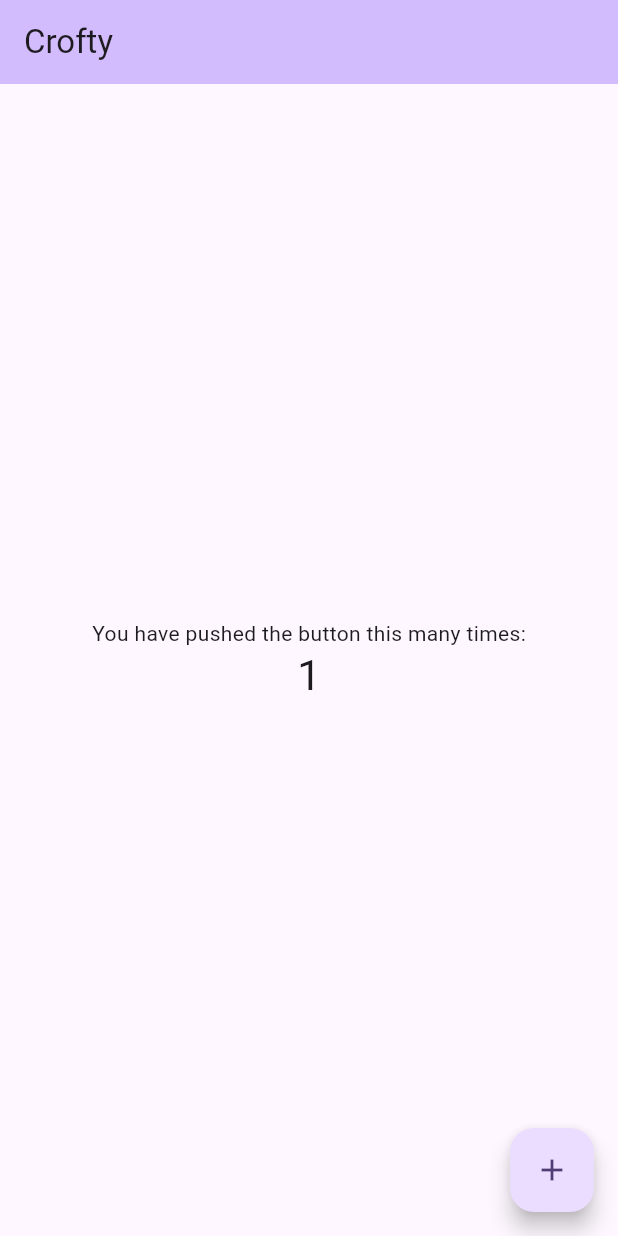
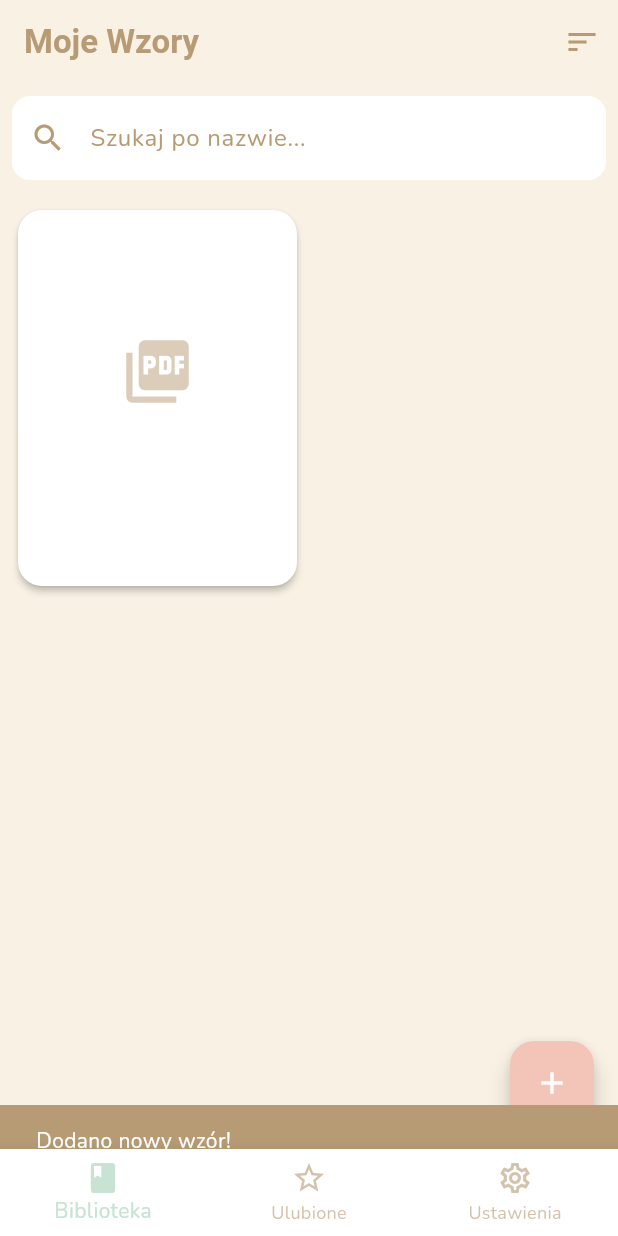
Before and after one commit to Deequey/Splotka, a Flutter app: the screen it shows after launch, after a tap on the "add" icon, on a phone screen of 412 x 824 dp. Run offline on Flutter 3.47's test engine with Material 3 defaults, Android fonts, the phone set to English and light mode, and no system bars; our stand-ins replace flutter_riverpod, google_fonts, hive, hive_flutter; missing offline and left inert: file_selector; accounts and stored records are empty.

Commit message:
feat: Implement PDF import and basic app structure
This commit introduces the core functionality for importing PDF patterns and sets up the basic application structure.

Key changes:
- **PDF Handling:** A `FileService` is added to handle picking PDF files from the device storage. Selected files are copied into the application's documents directory with a unique ID.
- **Data Model:** The `PatternModel` is updated to use a required `id` and includes a helper to clean up the filename for the `customName`.
- **State Management:** Riverpod is introduced for state management with a `patternProvider` to manage the list of patterns.
- **UI Structure:**
    - The main application entry point is refactored to use a `BottomNavigationBar` with three main screens: Library, Favorites, and Settings.
    - The `LibraryScreen` is created to display a grid of imported patterns and includes a floating action button to trigger the PDF import.
    - Placeholder screens for `Favorites` and `Details` are added.
- **Dependencies:** The `uuid` package is added to generate unique identifiers for new patterns.
- **Persistence Setup:** Hive is initialized to prepare for local database storage of pattern metadata.

```diff
--- a/lib/core/models/pattern_model.dart
+++ b/lib/core/models/pattern_model.dart
@@ -36,15 +36,26 @@ class PatternModel extends HiveObject {
   });
 
   static PatternModel createNew({
+    required String id,
     required String fileName,
     required String path
   }) {
     return PatternModel(
-      id: DateTime.now().millisecondsSinceEpoch.toString(),
+      id: id, // Używamy przekazanego ID
       originalFileName: fileName,
-      customName: fileName.split('.').first,
+      customName: fileName.replaceAll('.pdf', '').trim(),
       localFilePath: path,
       dateAdded: DateTime.now().toString(),
     );
   }
+
+  static PatternModel empty() {
+    return PatternModel(
+      id: '',
+      originalFileName: '',
+      customName: '',
+      localFilePath: '',
+      dateAdded: '',
+    );
+  }
 }
--- a/lib/data/services/file_service.dart
+++ b/lib/data/services/file_service.dart
@@ -0,0 +1,69 @@
+import 'dart:io';
+import 'package:flutter/foundation.dart';
+import 'package:file_selector/file_selector.dart';
+import 'package:flutter_riverpod/flutter_riverpod.dart';
+import 'package:path_provider/path_provider.dart';
+import 'package:uuid/uuid.dart';
+
+import '../../core/models/pattern_model.dart';
+import '../../providers/pattern_providers.dart';
+
+// Riverpod: Provider do wstrzykiwania serwisu.
+final fileServiceProvider = Provider((ref) => FileService(ref));
+
+class FileService {
+  final Ref _ref;
+  final Uuid _uuid = const Uuid();
+
+  FileService(this._ref);
+
+  /// Otwiera dialog wyboru pliku PDF, kopiuje plik do pamięci aplikacji
+  /// i dodaje nowy PatternModel do bazy Hive.
+  Future<void> pickAndSavePdf() async {
+    // 1. Definicja akceptowanych typów (tylko PDF)
+    const XTypeGroup typeGroup = XTypeGroup(
+      label: 'PDF Wzory',
+      extensions: <String>['pdf'],
+    );
+
+    // 2. Otwarcie dialogu wyboru pliku (file_selector)
+    final XFile? file = await openFile(acceptedTypeGroups: <XTypeGroup>[typeGroup]);
+
+    if (file == null) {
+      // Anulowano przez użytkownika
+      return;
+    }
+
+    // 3. Określenie ścieżki docelowej w pamięci aplikacji
+    final appDir = await getApplicationDocumentsDirectory();
+    final uniqueId = _uuid.v4();
+
+    // Tworzenie folderu "patterns"
+    final patternsDir = Directory('${appDir.path}/patterns');
+    if (!await patternsDir.exists()) {
+      await patternsDir.create(recursive: true);
+    }
+
+    final newFilePath = '${appDir.path}/patterns/$uniqueId.pdf';
+
+
+    // 4. Kopiowanie pliku (kluczowy krok, aby plik był bezpiecznie przechowywany)
+    try {
+      await file.saveTo(newFilePath);
+    } catch (e) {
+      debugPrint('Błąd kopiowania pliku do pamięci aplikacji: $e');
+      // Możesz dodać tu logikę wyświetlenia SnackBar
+      return;
+    }
+
+    // 5. Utworzenie PatternModel i zapis do Hive
+    final newPattern = PatternModel.createNew(
+      id: uniqueId,
+      fileName: file.name,
+      path: newFilePath,
+    );
+
+    // Dodanie do bazy danych za pomocą PatternProvider
+    _ref.read(patternProvider.notifier).addPattern(newPattern);
+  }
+}
--- a/lib/features/details/details_screen.dart
+++ b/lib/features/details/details_screen.dart
@@ -0,0 +1,28 @@
+import 'package:flutter/material.dart';
+import 'package:flutter_riverpod/flutter_riverpod.dart';
+
+import '../../core/models/pattern_model.dart';
+import '../../providers/pattern_providers.dart';
+
+class DetailsScreen extends ConsumerWidget {
+  final String patternId;
+
+  const DetailsScreen({super.key, required this.patternId});
+
+  @override
+  Widget build(BuildContext context, WidgetRef ref) {
+    final patterns = ref.watch(patternProvider);
+    final pattern = patterns.firstWhere((p) => p.id == patternId, orElse: () => PatternModel.empty());
+
+    return Scaffold(
+      appBar: AppBar(
+        title: Text(pattern.customName.isNotEmpty ? pattern.customName : 'Nie znaleziono wzoru'),
+      ),
+      body: Center(
+        child: pattern.customName.isNotEmpty
+            ? Text('Szczegóły wzoru: ${pattern.customName}')
+            : const Text('Wybierz wzór, aby zobaczyć szczegóły.'),
+      ),
+    );
+  }
+}
--- a/lib/features/favorites/favorites_screen.dart
+++ b/lib/features/favorites/favorites_screen.dart
@@ -0,0 +1,33 @@
+import 'package:flutter/material.dart';
+import 'package:flutter_riverpod/flutter_riverpod.dart';
+
+import '../../providers/pattern_providers.dart';
+
+class FavoritesScreen extends ConsumerWidget {
+  const FavoritesScreen({super.key});
+
+  @override
+  Widget build(BuildContext context, WidgetRef ref) {
+    final favoritePatterns = ref.watch(patternProvider).where((p) => p.isFavourite == 'true').toList();
+
+    return Scaffold(
+      appBar: AppBar(
+        title: const Text('Ulubione Wzory'),
+      ),
+      body: favoritePatterns.isEmpty
+          ? const Center(
+              child: Text('Brak ulubionych wzorów.'),
+            )
+          : ListView.builder(
+              itemCount: favoritePatterns.length,
+              itemBuilder: (context, index) {
+                final pattern = favoritePatterns[index];
+                return ListTile(
+                  title: Text(pattern.customName),
+                  subtitle: Text(pattern.originalFileName),
+                );
+              },
+            ),
+    );
+  }
+}
--- a/lib/features/library/library_screen.dart
+++ b/lib/features/library/library_screen.dart
@@ -0,0 +1,99 @@
+import 'package:flutter/material.dart';
+import 'package:flutter_riverpod/flutter_riverpod.dart';
+
+import '../../core/theme.dart';
+import '../../data/services/file_service.dart';
+import '../../providers/pattern_providers.dart';
+
+class LibraryScreen extends ConsumerWidget {
+  const LibraryScreen({super.key});
+
+  void _addPdf(BuildContext context, WidgetRef ref) async {
+    final fileService = ref.read(fileServiceProvider);
+    await fileService.pickAndSavePdf();
+
+    if (context.mounted) {
+      ScaffoldMessenger.of(context).showSnackBar(
+        const SnackBar(content: Text('Dodano nowy wzór!')),
+      );
+    }
+  }
+
+  @override
+  Widget build(BuildContext context, WidgetRef ref) {
+    final patterns = ref.watch(patternProvider);
+
+    return Scaffold(
+      appBar: AppBar(
+        title: const Text('Moje Wzory'),
+        actions: [
+          IconButton(
+            icon: const Icon(Icons.sort_outlined),
+            onPressed: () {},
+          ),
+        ],
+      ),
+      body: Column(
+        children: [
+          Padding(
+            padding: const EdgeInsets.all(8.0),
+            child: TextField(
+              decoration: InputDecoration(
+                hintText: 'Szukaj po nazwie...',
+                prefixIcon: const Icon(Icons.search, color: kBrown),
+                border: OutlineInputBorder(
+                  borderRadius: BorderRadius.circular(12),
+                  borderSide: BorderSide.none,
+                ),
+                filled: true,
+                fillColor: Colors.white,
+              ),
+            ),
+          ),
+          Expanded(
+            child: patterns.isEmpty
+                ? const Center(
+                    child: Text('Brak wzorów. Dodaj nowy za pomocą przycisku +.', style: TextStyle(color: kBrown)),
+                  )
+                : GridView.builder(
+                    padding: const EdgeInsets.all(8.0),
+                    gridDelegate: const SliverGridDelegateWithFixedCrossAxisCount(
+                      crossAxisCount: 2,
+                      childAspectRatio: 3 / 4,
+                      crossAxisSpacing: 8,
+                      mainAxisSpacing: 8,
+                    ),
+                    itemCount: patterns.length,
+                    itemBuilder: (context, index) {
+                      final pattern = patterns[index];
+                      return Card(
+                        child: Column(
+                          children: [
+                            Expanded(
+                              child: Center(child: Icon(Icons.picture_as_pdf, size: 50, color: kBrown.withAlpha(128))),
+                            ),
+                            Padding(
+                              padding: const EdgeInsets.all(8.0),
+                              child: Text(
+                                pattern.customName,
+                                textAlign: TextAlign.center,
+                                maxLines: 2,
+                                overflow: TextOverflow.ellipsis,
+                              ),
+                            ),
+                          ],
+                        ),
+                      );
+                    },
+                  ),
+          ),
+        ],
+      ),
+      floatingActionButton: FloatingActionButton(
+        onPressed: () => _addPdf(context, ref),
+        tooltip: 'Dodaj PDF',
+        child: const Icon(Icons.add),
+      ),
+    );
+  }
+}
--- a/lib/features/settings/settings_screen.dart
+++ b/lib/features/settings/settings_screen.dart
@@ -0,0 +1,18 @@
+import 'package:flutter/material.dart';
+import 'package:flutter_riverpod/flutter_riverpod.dart';
+
+class SettingsScreen extends ConsumerWidget {
+  const SettingsScreen({super.key});
+
+  @override
+  Widget build(BuildContext context, WidgetRef ref) {
+    return Scaffold(
+      appBar: AppBar(
+        title: const Text('Ustawienia'),
+      ),
+      body: const Center(
+        child: Text('Tutaj będą opcje aplikacji.'),
+      ),
+    );
+  }
+}
--- a/lib/main.dart
+++ b/lib/main.dart
@@ -1,123 +1,95 @@
 import 'package:flutter/material.dart';
 import 'package:flutter_riverpod/flutter_riverpod.dart';
+import 'package:hive_flutter/hive_flutter.dart';
+import 'package:path_provider/path_provider.dart';
 
-void main() {
-  runApp(const MyApp());
+import 'core/theme.dart';
+import 'core/models/pattern_model.dart';
+import 'features/library/library_screen.dart';
+import 'features/favorites/favorites_screen.dart';
+import 'features/settings/settings_screen.dart';
+
+void main() async {
+  WidgetsFlutterBinding.ensureInitialized();
+
+  // 1. Inicjalizacja Hive
+  final appDocumentDir = await getApplicationDocumentsDirectory();
+  await Hive.initFlutter(appDocumentDir.path);
+  Hive.registerAdapter(PatternModelAdapter()); // Wymagane przez Hive
+  await Hive.openBox<PatternModel>('patterns'); // Otwieramy główne pudełko
+
+  runApp(
+    const ProviderScope(
+      child: CroftyApp(),
+    ),
+  );
 }
 
-class MyApp extends StatelessWidget {
-  const MyApp({super.key});
+class CroftyApp extends ConsumerWidget {
+  const CroftyApp({super.key});
 
-  // This widget is the root of your application.
   @override
-  Widget build(BuildContext context) {
+  Widget build(BuildContext context, WidgetRef ref) {
+    // Użyjemy Providera do zarządzania motywem (prosty przykład)
+    // final isDark = ref.watch(themeModeProvider);
+
     return MaterialApp(
-      title: 'Flutter Demo',
-      theme: ThemeData(
-        // This is the theme of your application.
-        //
-        // TRY THIS: Try running your application with "flutter run". You'll see
-        // the application has a purple toolbar. Then, without quitting the app,
-        // try changing the seedColor in the colorScheme below to Colors.green
-        // and then invoke "hot reload" (save your changes or press the "hot
-        // reload" button in a Flutter-supported IDE, or press "r" if you used
-        // the command line to start the app).
-        //
-        // Notice that the counter didn't reset back to zero; the application
-        // state is not lost during the reload. To reset the state, use hot
-        // restart instead.
-        //
-        // This works for code too, not just values: Most code changes can be
-        // tested with just a hot reload.
-        colorScheme: ColorScheme.fromSeed(seedColor: Colors.deepPurple),
-      ),
-      home: const MyHomePage(title: 'Crofty'),
+      title: 'Crofty - Organizer Wzorów',
+      debugShowCheckedModeBanner: false,
+      theme: crochetLightTheme, // Nasz zdefiniowany motyw
+      // themeMode: isDark ? ThemeMode.dark : ThemeMode.light,
+      home: const MainScreen(),
     );
   }
 }
 
-class MyHomePage extends StatefulWidget {
-  const MyHomePage({super.key, required this.title});
-
-  // This widget is the home page of your application. It is stateful, meaning
-  // that it has a State object (defined below) that contains fields that affect
-  // how it looks.
-
-  // This class is the configuration for the state. It holds the values (in this
-  // case the title) provided by the parent (in this case the App widget) and
-  // used by the build method of the State. Fields in a Widget subclass are
-  // always marked "final".
-
-  final String title;
+class MainScreen extends StatefulWidget {
+  const MainScreen({super.key});
 
   @override
-  State<MyHomePage> createState() => _MyHomePageState();
+  State<MainScreen> createState() => _MainScreenState();
 }
 
-class _MyHomePageState extends State<MyHomePage> {
-  int _counter = 0;
+class _MainScreenState extends State<MainScreen> {
+  int _currentIndex = 0;
 
-  void _incrementCounter() {
-    setState(() {
-      // This call to setState tells the Flutter framework that something has
-      // changed in this State, which causes it to rerun the build method below
-      // so that the display can reflect the updated values. If we changed
-      // _counter without calling setState(), then the build method would not be
-      // called again, and so nothing would appear to happen.
-      _counter++;
-    });
-  }
+  final List<Widget> _screens = [
+    const LibraryScreen(), // 📚 Biblioteka
+    const FavoritesScreen(), // ⭐ Ulubione
+    const SettingsScreen(), // ⚙️ Ustawienia
+  ];
 
   @override
   Widget build(BuildContext context) {
-    // This method is rerun every time setState is called, for instance as done
-    // by the _incrementCounter method above.
-    //
-    // The Flutter framework has been optimized to make rerunning build methods
-    // fast, so that you can just rebuild anything that needs updating rather
-    // than having to individually change instances of widgets.
     return Scaffold(
-      appBar: AppBar(
-        // TRY THIS: Try changing the color here to a specific color (to
-        // Colors.amber, perhaps?) and trigger a hot reload to see the AppBar
-        // change color while the other colors stay the same.
-        backgroundColor: Theme.of(context).colorScheme.inversePrimary,
-        // Here we take the value from the MyHomePage object that was created by
-        // the App.build method, and use it to set our appbar title.
-        title: Text(widget.title),
+      body: _screens[_currentIndex],
+      bottomNavigationBar: BottomNavigationBar(
+        currentIndex: _currentIndex,
+        onTap: (index) => setState(() => _currentIndex = index),
+        selectedItemColor: kMint,
+        unselectedItemColor: kBrown.withOpacity(0.6),
+        backgroundColor: Colors.white,
+        elevation: 10,
+        items: const [
+          BottomNavigationBarItem(
+            icon: Icon(Icons.book_outlined),
+            activeIcon: Icon(Icons.book),
+            label: 'Biblioteka',
+          ),
+          BottomNavigationBarItem(
+            icon: Icon(Icons.star_border),
+            activeIcon: Icon(Icons.star),
+            label: 'Ulubione',
+          ),
+          BottomNavigationBarItem(
+            icon: Icon(Icons.settings_outlined),
+            activeIcon: Icon(Icons.settings),
+            label: 'Ustawienia',
+          ),
+        ],
       ),
-      body: Center(
-        // Center is a layout widget. It takes a single child and positions it
-        // in the middle of the parent.
-        child: Column(
-          // Column is also a layout widget. It takes a list of children and
-          // arranges them vertically. By default, it sizes itself to fit its
-          // children horizontally, and tries to be as tall as its parent.
-          //
-          // Column has various properties to control how it sizes itself and
-          // how it positions its children. Here we use mainAxisAlignment to
-          // center the children vertically; the main axis here is the vertical
-          // axis because Columns are vertical (the cross axis would be
-          // horizontal).
-          //
-          // TRY THIS: Invoke "debug painting" (choose the "Toggle Debug Paint"
-          // action in the IDE, or press "p" in the console), to see the
-          // wireframe for each widget.
-          mainAxisAlignment: MainAxisAlignment.center,
-          children: <Widget>[
-            const Text('You have pushed the button this many times:'),
-            Text(
-              '$_counter',
-              style: Theme.of(context).textTheme.headlineMedium,
-            ),
-          ],
-        ),
-      ),
-      floatingActionButton: FloatingActionButton(
-        onPressed: _incrementCounter,
-        tooltip: 'Increment',
-        child: const Icon(Icons.add),
-      ), // This trailing comma makes auto-formatting nicer for build methods.
     );
   }
 }
+// Potrzebujesz jeszcze pustych plików LibraryScreen, FavoritesScreen i SettingsScreen
+// aby projekt się kompilował.
--- a/lib/providers/pattern_providers.dart
+++ b/lib/providers/pattern_providers.dart
@@ -0,0 +1,18 @@
+import 'package:flutter_riverpod/flutter_riverpod.dart';
+import '../core/models/pattern_model.dart';
+
+final patternProvider = StateNotifierProvider<PatternNotifier, List<PatternModel>>((ref) {
+  return PatternNotifier();
+});
+
+class PatternNotifier extends StateNotifier<List<PatternModel>> {
+  PatternNotifier() : super([]);
+
+  void addPattern(PatternModel pattern) {
+    state = [...state, pattern];
+  }
+
+  void removePattern(String id) {
+    state = state.where((pattern) => pattern.id != id).toList();
+  }
+}
--- a/pubspec.yaml
+++ b/pubspec.yaml
@@ -40,6 +40,7 @@ dependencies:
   flutter_pdfview: ^1.2.10
   #UI
   google_fonts: ^6.1.0
+  uuid: ^4.4.0
 
   # The following adds the Cupertino Icons font to your application.
   # Use with the CupertinoIcons class for iOS style icons.
```
Also changed, not shown: pubspec.lock.
